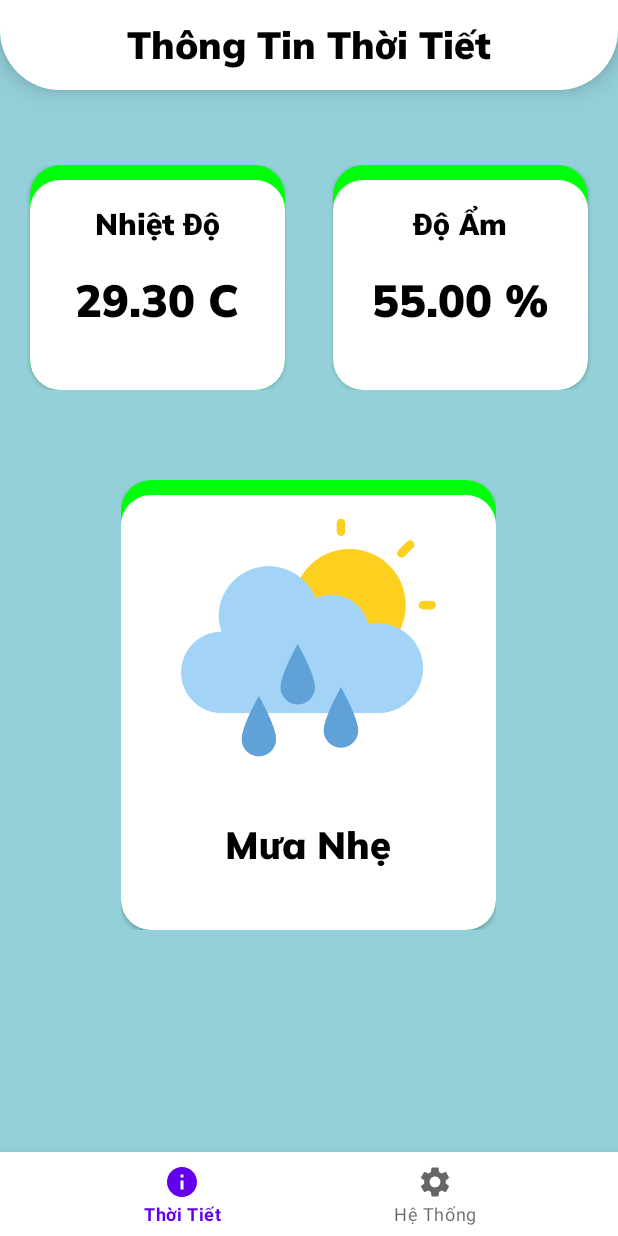
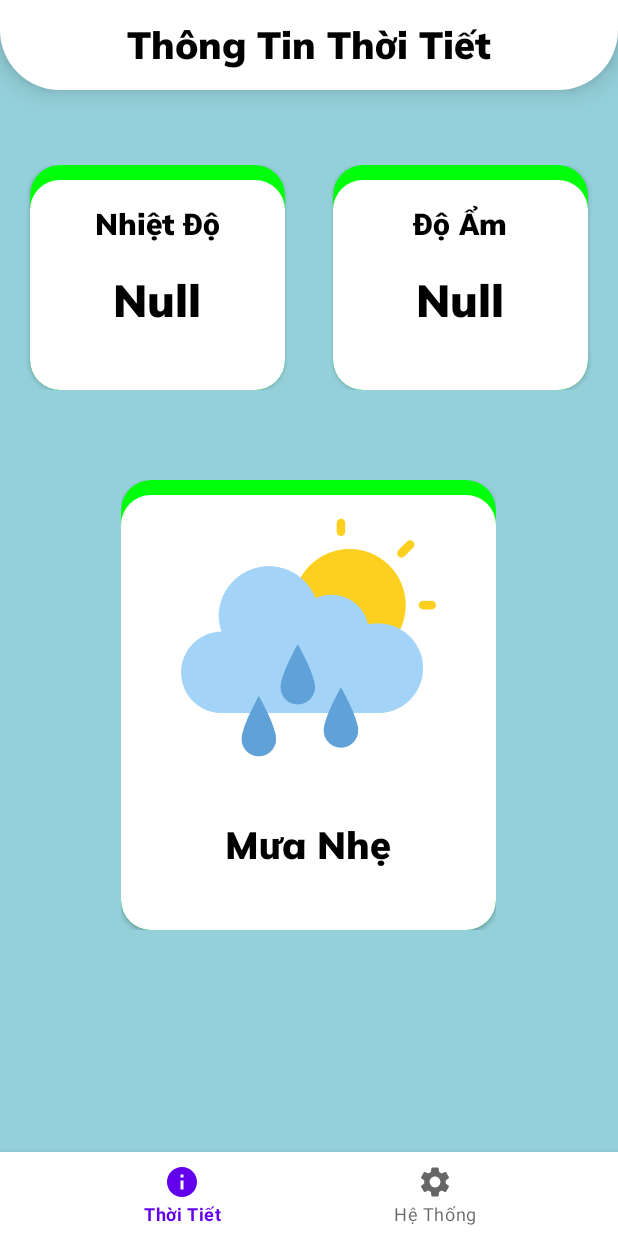
Before and after one commit to DangThaiHoa/HomeControl-With-ESP82666, an Android app: the screen it shows after launch (MainActivity), on a phone screen of 412 x 824 dp. Run offline under Robolectric (Android 15) with nearby library versions, the phone set to English and light mode, and no system bars; our stand-ins replace Firebase (no records; nobody signed in at launch, a user with empty details on screens opened directly).

Commit message:
Complete: Temp, Hum update To FireBase

```diff
--- a/app/build.gradle
+++ b/app/build.gradle
@@ -1,5 +1,6 @@
 plugins {
     id 'com.android.application'
+    id 'com.google.gms.google-services'
 }
 
 android {
@@ -38,6 +39,7 @@ dependencies {
     implementation 'androidx.appcompat:appcompat:1.5.1'
     implementation 'com.google.android.material:material:1.7.0'
     implementation 'androidx.constraintlayout:constraintlayout:2.1.4'
+    implementation 'com.google.firebase:firebase-database-ktx:20.1.0'
     testImplementation 'junit:junit:4.13.2'
     androidTestImplementation 'androidx.test.ext:junit:1.1.4'
     androidTestImplementation 'androidx.test.espresso:espresso-core:3.5.0'
--- a/app/src/main/java/com/example/homecontrol/MainActivity.java
+++ b/app/src/main/java/com/example/homecontrol/MainActivity.java
@@ -11,6 +11,9 @@ import android.view.MenuItem;
 
 import com.example.homecontrol.databinding.ActivityMainBinding;
 import com.google.android.material.navigation.NavigationBarView;
+import com.google.firebase.database.DatabaseReference;
+import com.google.firebase.database.FirebaseDatabase;
+import com.google.firebase.ktx.Firebase;
 
 public class MainActivity extends AppCompatActivity {
 
--- a/app/src/main/java/com/example/homecontrol/WeatherInformationFragment.java
+++ b/app/src/main/java/com/example/homecontrol/WeatherInformationFragment.java
@@ -2,11 +2,20 @@ package com.example.homecontrol;
 
 import android.os.Bundle;
 
+import androidx.annotation.NonNull;
 import androidx.fragment.app.Fragment;
 
+import android.util.Log;
 import android.view.LayoutInflater;
 import android.view.View;
 import android.view.ViewGroup;
+import android.widget.TextView;
+
+import com.google.firebase.database.DataSnapshot;
+import com.google.firebase.database.DatabaseError;
+import com.google.firebase.database.DatabaseReference;
+import com.google.firebase.database.FirebaseDatabase;
+import com.google.firebase.database.ValueEventListener;
 
 /**
  * A simple {@link Fragment} subclass.
@@ -46,6 +55,10 @@ public class WeatherInformationFragment extends Fragment {
         return fragment;
     }
 
+    TextView temp,hum;
+    DatabaseReference refTemp,refHum;
+    FirebaseDatabase database;
+
     @Override
     public void onCreate(Bundle savedInstanceState) {
         super.onCreate(savedInstanceState);
@@ -53,12 +66,59 @@ public class WeatherInformationFragment extends Fragment {
             mParam1 = getArguments().getString(ARG_PARAM1);
             mParam2 = getArguments().getString(ARG_PARAM2);
         }
+
     }
 
     @Override
     public View onCreateView(LayoutInflater inflater, ViewGroup container,
                              Bundle savedInstanceState) {
         // Inflate the layout for this fragment
-        return inflater.inflate(R.layout.fragment_weather_information, container, false);
+        View view = inflater.inflate(R.layout.fragment_weather_information, container, false);
+
+        temp = view.findViewById(R.id.Temperature);
+        hum = view.findViewById(R.id.Humanity);
+
+        database = FirebaseDatabase.getInstance();
+        refTemp = database.getReference("DHT11/temp");
+        refHum = database.getReference("DHT11/hum");
+
+        refTemp.addValueEventListener(new ValueEventListener() {
+            @Override
+            public void onDataChange(@NonNull DataSnapshot dataSnapshot) {
+                // This method is called once with the initial value and again
+                // whenever data at this location is updated.
+                Float getTemp = dataSnapshot.getValue(Float.class);
+                if(getTemp == null){
+                    temp.setText("Null");
+                }else{
+                    temp.setText(getTemp.toString() + "\u2103");
+                }
+            }
+
+            @Override
+            public void onCancelled(@NonNull DatabaseError error) {
+            }
+        });
+
+        refHum.addValueEventListener(new ValueEventListener() {
+            @Override
+            public void onDataChange(@NonNull DataSnapshot dataSnapshot) {
+                // This method is called once with the initial value and again
+                // whenever data at this location is updated.
+                Float getHum = dataSnapshot.getValue(Float.class);
+                if(getHum == null){
+                    hum.setText("Null");
+                }else{
+                    hum.setText(getHum.toString() + "%");
+                }
+            }
+
+            @Override
+            public void onCancelled(@NonNull DatabaseError error) {
+            }
+        });
+
+
+        return view;
     }
 }
--- a/app/src/main/res/layout/fragment_control.xml
+++ b/app/src/main/res/layout/fragment_control.xml
@@ -259,6 +259,7 @@
                                     android:padding="10dp">
 
                                     <com.google.android.material.textfield.TextInputEditText
+                                        android:id="@+id/docao"
                                         android:layout_width="match_parent"
                                         android:layout_height="match_parent"
                                         android:fontFamily="@font/muli_black"
@@ -276,6 +277,7 @@
                                     android:layout_marginBottom="13dp">
 
                                     <androidx.appcompat.widget.AppCompatButton
+                                        android:id="@+id/button"
                                         android:layout_width="wrap_content"
                                         android:layout_height="wrap_content"
                                         android:background="@color/green"
--- a/app/src/main/res/layout/fragment_weather_information.xml
+++ b/app/src/main/res/layout/fragment_weather_information.xml
@@ -63,6 +63,7 @@
                         android:textSize="20sp" />
 
                     <TextView
+                        android:id="@+id/Temperature"
                         android:layout_width="wrap_content"
                         android:layout_height="wrap_content"
                         android:layout_centerHorizontal="true"
@@ -101,6 +102,7 @@
                         android:layout_marginTop="15dp"/>
 
                     <TextView
+                        android:id="@+id/Humanity"
                         android:layout_width="wrap_content"
                         android:layout_height="wrap_content"
                         android:layout_centerHorizontal="true"
--- a/build.gradle
+++ b/build.gradle
@@ -1,4 +1,8 @@
-// Top-level build file where you can add configuration options common to all sub-projects/modules.
+buildscript {
+    dependencies {
+        classpath 'com.google.gms:google-services:4.3.15'
+    }
+}// Top-level build file where you can add configuration options common to all sub-projects/modules.
 plugins {
     id 'com.android.application' version '7.4.2' apply false
     id 'com.android.library' version '7.4.2' apply false
```
Also changed, not shown: app/src/main/java/com/example/homecontrol/ControlFragment.java (+19 -1 lines), 2 other files.
